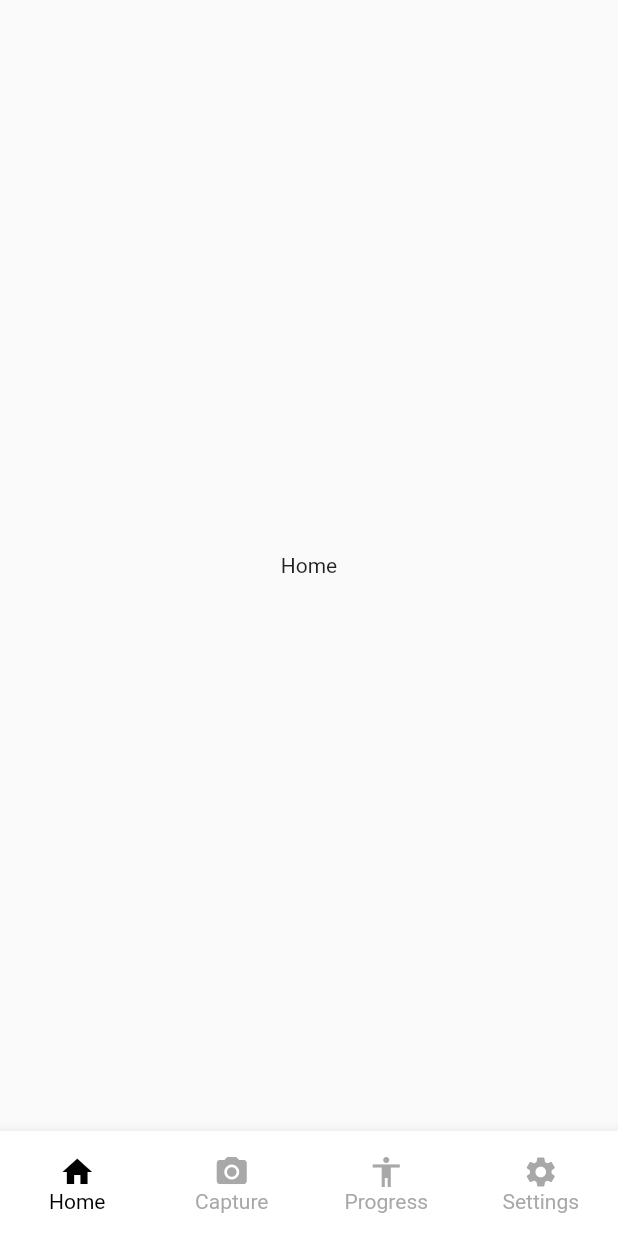
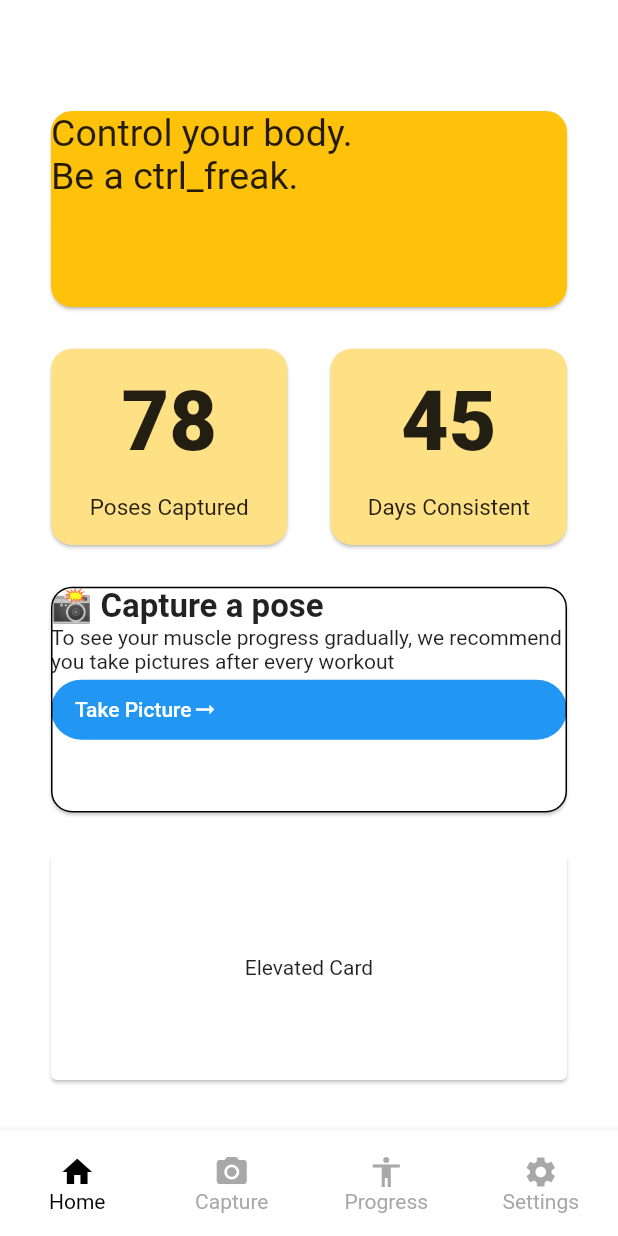
Before and after one commit to rchtgpt/ctrl_freaks, a Flutter app: the screen it shows after launch, on a phone screen of 412 x 824 dp. Run offline on Flutter 3.47's test engine with Material 2 defaults, Android fonts, the phone set to English and light mode, and no system bars.

Commit message:
Adds home page elements (incomplete)

```diff
--- a/lib/pages/home.dart
+++ b/lib/pages/home.dart
@@ -1,4 +1,7 @@
+import 'package:ctrl_freaks/widgets/HomeHeaderCard.dart';
+import 'package:ctrl_freaks/widgets/progressCard.dart';
 import 'package:flutter/material.dart';
+import 'package:ctrl_freaks/widgets/progressCard.dart';
 
 class Home extends StatelessWidget {
   static const id = "home";
@@ -7,7 +10,80 @@ class Home extends StatelessWidget {
   @override
   Widget build(BuildContext context) {
     return Scaffold(
-      body: Center(child: Text("Home")),
+      body: Container(
+        color: Colors.white,
+        width: MediaQuery.of(context).size.width,
+        padding: EdgeInsets.fromLTRB(30, 70, 30, 30),
+        child: Column(
+          crossAxisAlignment: CrossAxisAlignment.center,
+          children: [
+            Expanded(
+              flex: 7,
+              child: HomeHeaderCard(),
+            ),
+            Expanded(child: Spacer(flex: 1,)),
+            Expanded(
+              flex: 7,
+              child: Row(
+                children: [
+                  Expanded(
+                    flex: 8,
+                    child: ProgressCard(context, 78, "Poses Captured"),
+                  ),
+                  Expanded(child: Spacer(flex: 1,)),
+                  Expanded(
+                    flex: 8,
+                    child: ProgressCard(context, 45, "Days Consistent"),
+                  ),
+                ],
+              ),
+            ),
+            Expanded(child: Spacer(flex: 1,)),
+            Expanded(
+              flex: 8,
+              child: Card(
+                shape: RoundedRectangleBorder(
+                  borderRadius: BorderRadius.circular(14.0),
+                  side: BorderSide(
+                    color: Colors.black,
+                    width: 1,
+                  )
+                ),
+                child: Column(
+                  crossAxisAlignment: CrossAxisAlignment.start,
+                  children: [
+                    Text("📸 Capture a pose",
+                      style: TextStyle(
+                          fontSize: 22,
+                      fontWeight: FontWeight.bold
+                      ),
+                    ),
+                    Text("To see your muscle progress gradually, we recommend you take pictures after every workout"),
+                    FilledButton(
+                      onPressed: () {},
+                      child: Row(
+                        children: [
+                          const Text('Take Picture'),
+                          Icon(Icons.arrow_right_alt_sharp)
+                        ],
+                      ),
+                    )
+                  ],
+                ),
+              ),
+            ),
+            Expanded(child: Spacer(flex: 1,)),
+            Expanded(
+              flex: 8,
+              child: Card(
+                child: Center(child: Text('Elevated Card')),
+              ),
+            ),
+          ],
+        ),
+      ),
     );
   }
+
+
 }
--- /dev/null
+++ b/lib/widgets/HomeHeaderCard.dart
@@ -0,0 +1,20 @@
+import 'package:flutter/material.dart';
+
+Widget HomeHeaderCard() {
+  return Card(
+    color: Color(0xFFFEC20B),
+    shape: RoundedRectangleBorder(
+      borderRadius: BorderRadius.circular(14.0),
+    ),
+    child: Align(
+      alignment: Alignment.topLeft,
+      child: Text(
+        "Control your body.\nBe a ctrl_freak.",
+        style: TextStyle(
+            fontSize: 25,
+        )
+        ,
+      ),
+    ),
+  );
+}
--- /dev/null
+++ b/lib/widgets/progressCard.dart
@@ -0,0 +1,23 @@
+import 'package:flutter/material.dart';
+
+Widget ProgressCard(BuildContext context, int progressCount, String progressLabel) {
+  return Card(
+      color: Color(0xFFFEE085),
+      shape: RoundedRectangleBorder(
+        borderRadius: BorderRadius.circular(14.0),
+      ),
+      child: Column(
+        mainAxisAlignment: MainAxisAlignment.spaceEvenly,
+        children: [
+          Text(
+              progressCount.toString(),
+            style: TextStyle(fontSize: 55, fontWeight: FontWeight.w900),
+          ),
+          Text(
+              progressLabel,
+            style: TextStyle(fontSize: 15),
+          )
+        ],
+      )
+  );
+}
```
